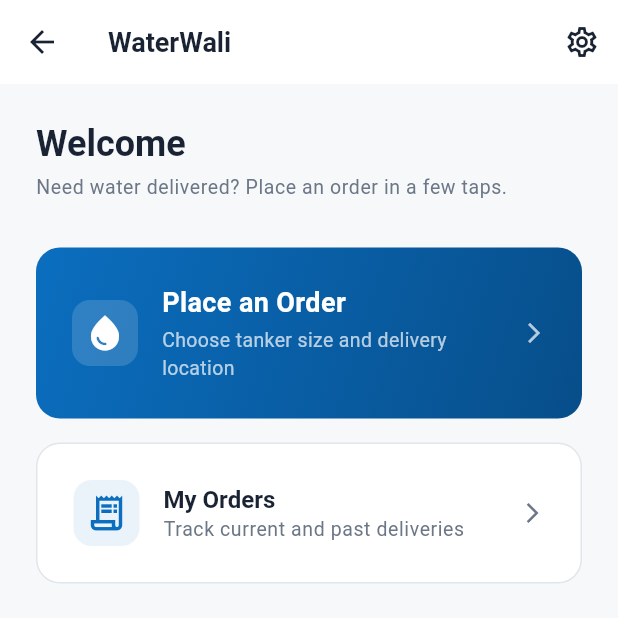
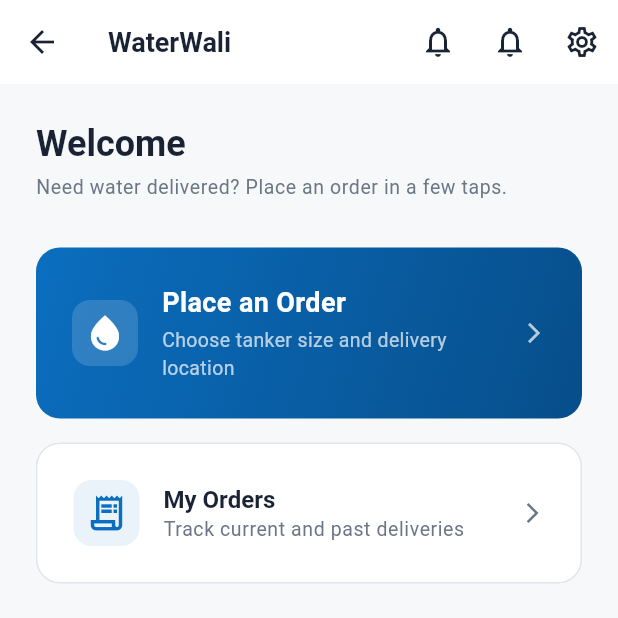
Before and after one commit to AafaqAliChanna/waterwali-app, a Flutter app: the HomeScreen screen opened directly, on a phone screen of 412 x 824 dp, the top half of it. Run offline on Flutter 3.47's test engine with Material 3 defaults, Android fonts, the light colour scheme and no system bars; our stand-ins replace flutter_secure_storage, geocoding, geolocator, google_maps_flutter; missing offline and left inert: stomp_dart_client; accounts and stored records are empty.

Commit message:
feat: add notification bell with unread badge to both home screens

```diff
--- a/lib/screens/home_screen.dart
+++ b/lib/screens/home_screen.dart
@@ -2,13 +2,48 @@ import 'package:flutter/material.dart';
 import 'package:provider/provider.dart';
 import '../services/auth_provider.dart';
 import '../services/order_service.dart';
+import '../services/notification_service.dart';
 import '../theme/app_theme.dart';
 import 'place_order_screen.dart';
 import 'order_history_screen.dart';
 import 'settings_screen.dart';
+import 'inbox_screen.dart';
 
-class HomeScreen extends StatelessWidget {
+class HomeScreen extends StatefulWidget {
   const HomeScreen({super.key});
+
+  @override
+  State<HomeScreen> createState() => _HomeScreenState();
+}
+
+class _HomeScreenState extends State<HomeScreen> {
+  final NotificationService _notificationService = NotificationService();
+  int _unreadCount = 0;
+
+  @override
+  void initState() {
+    super.initState();
+    _loadUnreadCount();
+  }
+
+  Future<void> _loadUnreadCount() async {
+    final token = Provider.of<AuthProvider>(context, listen: false).token;
+    if (token == null) return;
+    try {
+      final notifications = await _notificationService.getNotifications(token);
+      if (!mounted) return;
+      setState(() => _unreadCount = notifications.where((n) => !n.read).length);
+    } catch (_) {
+      // Non-fatal — badge just won't refresh this time.
+    }
+  }
+
+  Future<void> _openInbox() async {
+    await Navigator.of(context).push(
+      MaterialPageRoute(builder: (context) => const InboxScreen()),
+    );
+    _loadUnreadCount();
+  }
 
   @override
   Widget build(BuildContext context) {
@@ -18,7 +53,26 @@ class HomeScreen extends StatelessWidget {
     return Scaffold(
       appBar: AppBar(
         title: const Text('WaterWali'),
-                actions: [
+        actions: [
+          IconButton(
+            icon: Badge(
+              isLabelVisible: _unreadCount > 0,
+              label: Text(_unreadCount > 9 ? '9+' : '$_unreadCount'),
+              child: const Icon(Icons.notifications_outlined),
+            ),
+            tooltip: 'Notifications',
+            onPressed: _openInbox,
+          ),
+
+                    IconButton(
+            icon: Badge(
+              isLabelVisible: _unreadCount > 0,
+              label: Text(_unreadCount > 9 ? '9+' : '$_unreadCount'),
+              child: const Icon(Icons.notifications_outlined),
+            ),
+            tooltip: 'Notifications',
+            onPressed: _openInbox,
+          ),
           IconButton(
             icon: const Icon(Icons.settings_outlined),
             tooltip: 'Settings',
@@ -29,8 +83,8 @@ class HomeScreen extends StatelessWidget {
             },
           ),
         ],
+      ),
 
-      ),
       body: SafeArea(
         child: SingleChildScrollView(
           padding: const EdgeInsets.all(AppSpacing.lg),
@@ -48,7 +102,6 @@ class HomeScreen extends StatelessWidget {
               ),
               const SizedBox(height: AppSpacing.xl),
 
-              // Primary CTA — the one thing most customers open the app to do.
               InkWell(
                 borderRadius: BorderRadius.circular(AppRadius.lg),
                 onTap: () {
@@ -106,7 +159,6 @@ class HomeScreen extends StatelessWidget {
 
               const SizedBox(height: AppSpacing.md),
 
-              // Secondary action — order history.
               InkWell(
                 borderRadius: BorderRadius.circular(AppRadius.lg),
                 onTap: () {
```
Also changed, not shown: lib/screens/driver_home_screen.dart (+26 -2 lines).
